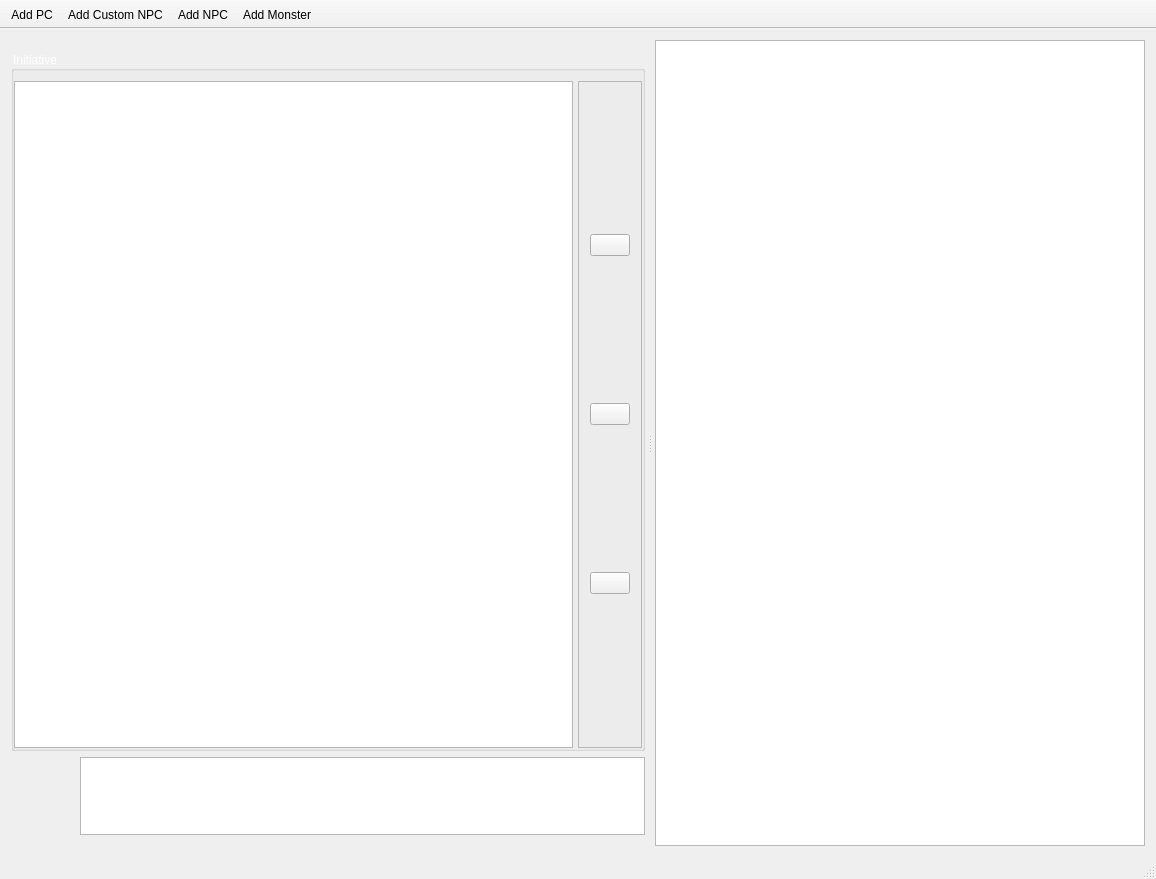
dno89/combat_assistant, file combat_assistant/mainwindow.ui: the form before one commit.
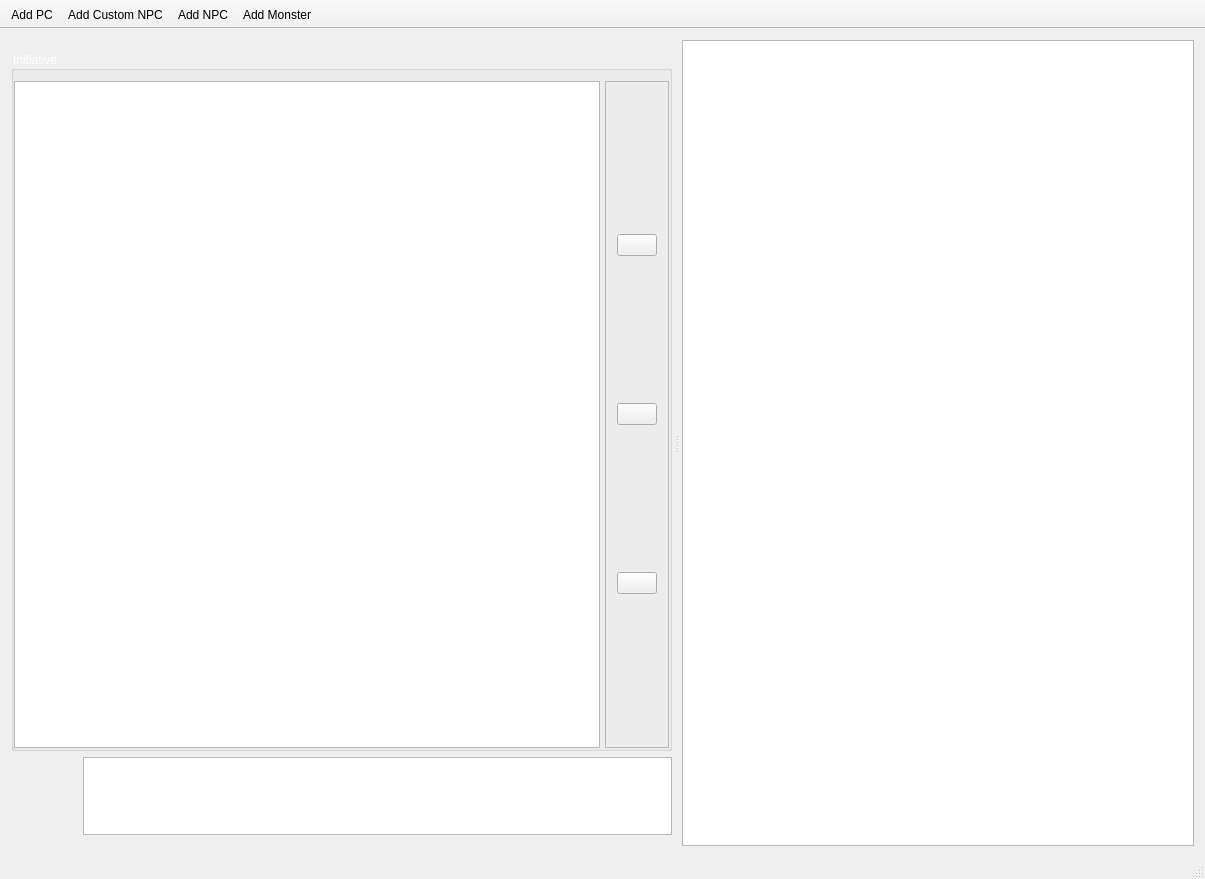
The form after the commit. Icons and pictures are not drawn.

Patch:
```diff
--- a/combat_assistant/mainwindow.ui
+++ b/combat_assistant/mainwindow.ui
@@ -6,7 +6,7 @@
    <rect>
     <x>0</x>
     <y>0</y>
-    <width>1156</width>
+    <width>1205</width>
     <height>879</height>
    </rect>
   </property>
```
Left out of the diff: 5 changed lines with no effect on the pictures.
